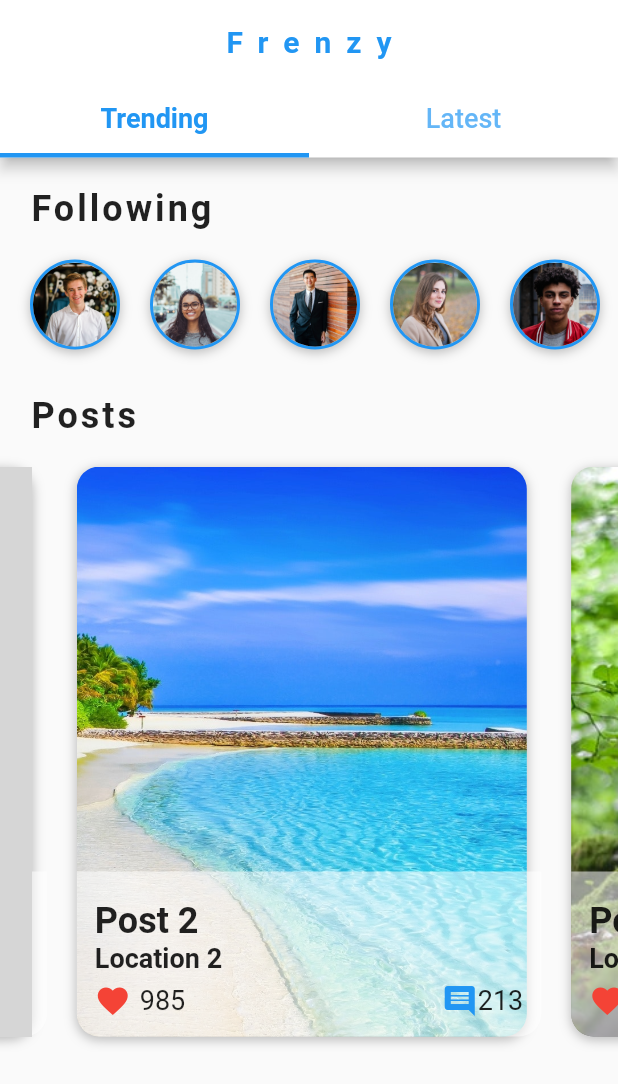
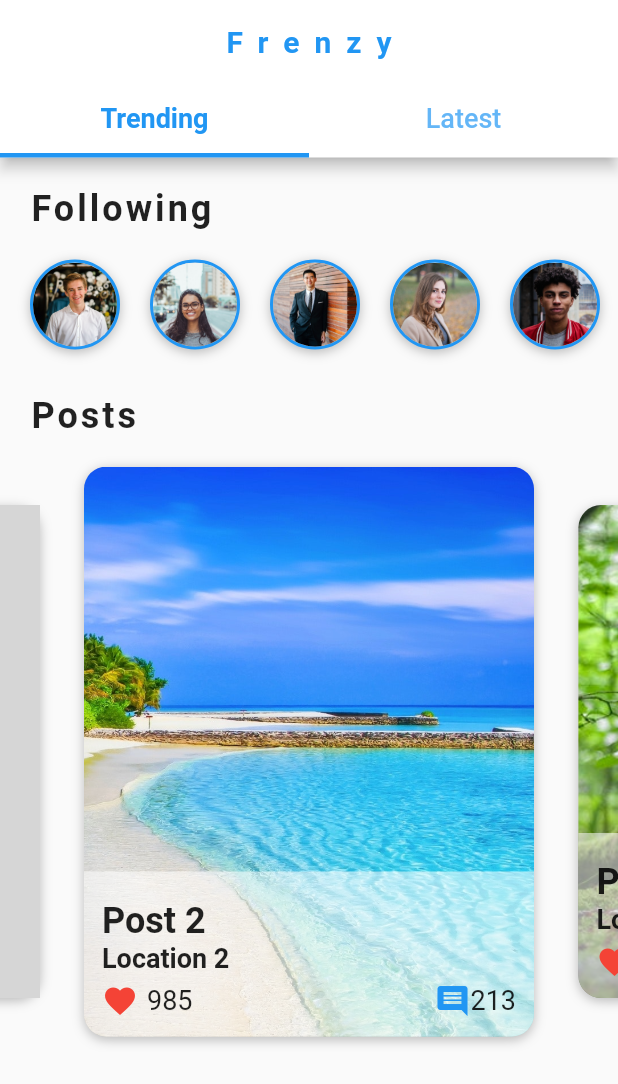
Before and after one commit to PauloSTDev/flutter_social_ui, a Flutter app: the HomeScreen screen opened directly, swiped to page 3, on a phone screen of 412 x 824 dp. Shown: the top 1084 px of the screen. Run offline on Flutter 3.47's test engine with Material 2 defaults, Android fonts, the phone set to English and light mode, and no system bars; grey boxes are pictures that could not be loaded.

Commit message:
Cria animação dos Posts com o Widget AnimatedBuilder

```diff
--- a/lib/widgets/posts_carousel.dart
+++ b/lib/widgets/posts_carousel.dart
@@ -11,7 +11,24 @@ class PostsCarousel extends StatelessWidget {
 
   _buildPost(BuildContext context, int index) {
     Post post = posts[index];
-    return Stack(
+    return AnimatedBuilder(
+      animation: pageController,
+      builder: (BuildContext context, Widget widget) {
+        double value = 1;
+        if (pageController.position.haveDimensions) {
+          value = pageController.page - index;
+          //Mudando o "0.25" para outro valor podemos aumentar
+          // ou diminuir o tamanho dos posts que vem a direita
+          value = (1 - (value.abs() * 0.25)).clamp(0.0, 1.0);
+        }
+        return Center(
+          child: SizedBox(
+            height: Curves.easeInOut.transform(value) * 400.0,
+            child: widget,
+          ),
+        );
+      },
+      child: Stack(
         children: [
           Container(
             margin: EdgeInsets.all(10.0),
@@ -61,14 +78,17 @@ class PostsCarousel extends StatelessWidget {
                     ),
                     overflow: TextOverflow.ellipsis,
                   ),
-                Text(post.location,
+                  Text(
+                    post.location,
                     style: TextStyle(
                       fontWeight: FontWeight.w600,
                       fontSize: 18.0,
                     ),
                     overflow: TextOverflow.ellipsis,
                   ),
-                SizedBox(height: 6.0,),
+                  SizedBox(
+                    height: 6.0,
+                  ),
                   Row(
                     mainAxisAlignment: MainAxisAlignment.spaceBetween,
                     children: [
@@ -78,8 +98,11 @@ class PostsCarousel extends StatelessWidget {
                             Icons.favorite,
                             color: Colors.red,
                           ),
-                        SizedBox(width: 6.0,),
-                        Text(post.likes.toString(),
+                          SizedBox(
+                            width: 6.0,
+                          ),
+                          Text(
+                            post.likes.toString(),
                             style: TextStyle(
                               fontSize: 18.0,
                             ),
@@ -92,7 +115,8 @@ class PostsCarousel extends StatelessWidget {
                             Icons.comment,
                             color: Theme.of(context).primaryColor,
                           ),
-                        Text(post.comments.toString(),
+                          Text(
+                            post.comments.toString(),
                             style: TextStyle(
                               fontSize: 18.0,
                             ),
@@ -106,6 +130,7 @@ class PostsCarousel extends StatelessWidget {
             ),
           ),
         ],
+      ),
     );
   }
 
```
Lines whose indentation alone changed are shown as unchanged.
